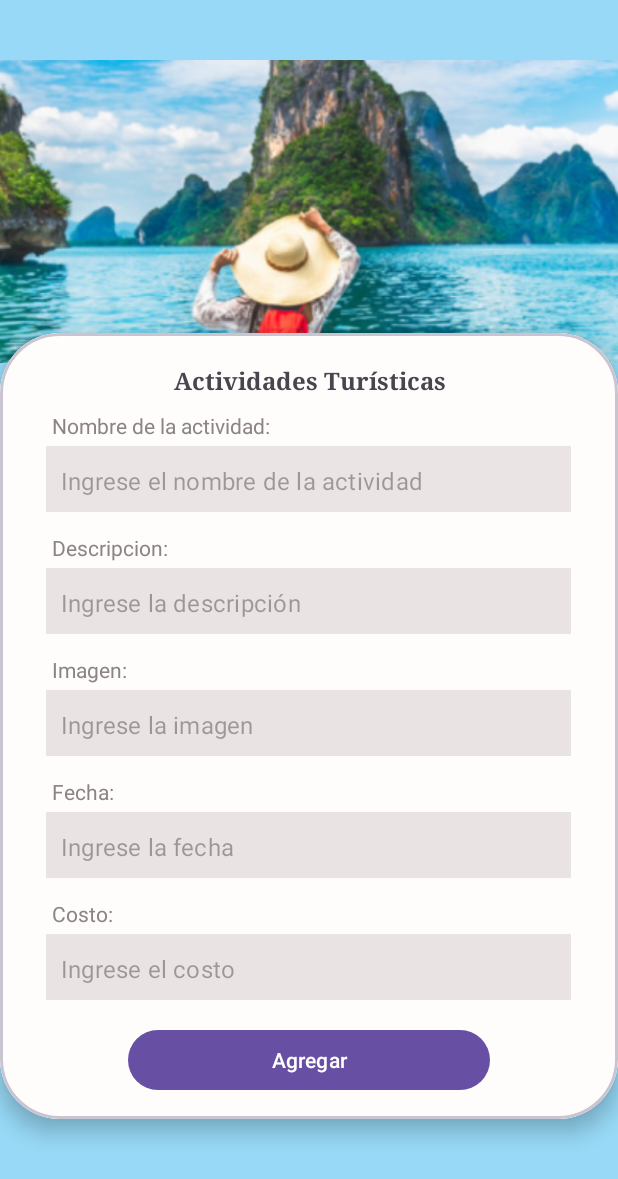
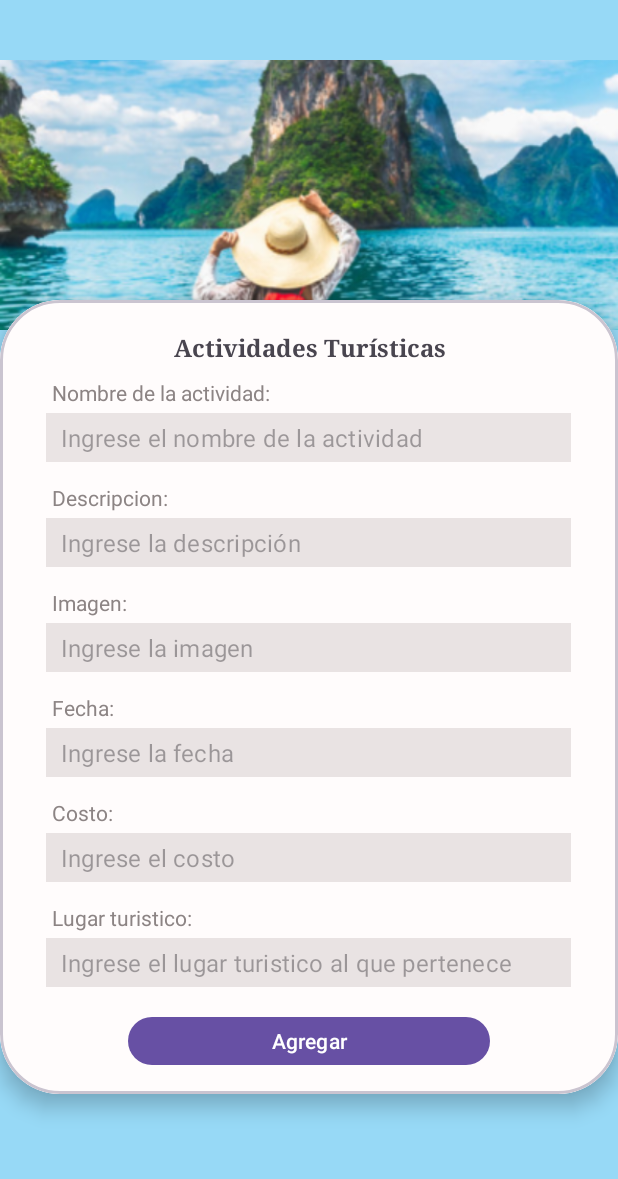
Before and after one commit to FeeerSalinas/Etapa2PDM, an Android app: the ActividadesTuristicas screen opened directly, with no data from a screen before it, on a phone screen of 412 x 824 dp. Shown: the top 1179 px of the screen. Run offline under Robolectric (Android 15) with nearby library versions, the phone set to English and light mode, and no system bars.

Commit message:
Funcionalidad agregar Actividad Turistica

```diff
--- a/app/src/main/java/com/example/pdmlugaresturisticos/ActividadesTuristicas.kt
+++ b/app/src/main/java/com/example/pdmlugaresturisticos/ActividadesTuristicas.kt
@@ -2,10 +2,80 @@ package com.example.pdmlugaresturisticos
 
 import androidx.appcompat.app.AppCompatActivity
 import android.os.Bundle
+import android.widget.Button
+import android.widget.EditText
+import android.widget.Toast
+import com.example.pdmlugaresturisticos.helper.DataBaseHelper
+import com.example.pdmlugaresturisticos.models.ActividadTuristica
 
 class ActividadesTuristicas : AppCompatActivity() {
+
+    private lateinit var txtNombreActividad: EditText
+    private lateinit var txtDescripcion: EditText
+    private lateinit var txtImagen: EditText
+    private lateinit var txtFecha: EditText
+    private lateinit var txtCosto: EditText
+    private lateinit var txtLugarTuristico: EditText
+    private lateinit var btnAgregar: Button
+
     override fun onCreate(savedInstanceState: Bundle?) {
         super.onCreate(savedInstanceState)
         setContentView(R.layout.activity_actividades_turisticas)
+
+        // Inicializar las vistas
+        txtNombreActividad = findViewById(R.id.txtNombreActividad)
+        txtDescripcion = findViewById(R.id.editText2)
+        txtImagen = findViewById(R.id.txtImagen)
+        txtFecha = findViewById(R.id.txtFecha)
+        txtCosto = findViewById(R.id.txtCosto)
+        txtLugarTuristico = findViewById(R.id.txtLugarTuristico)
+        btnAgregar = findViewById(R.id.btnAgregar)
+
+        btnAgregar.setOnClickListener {
+            agregarActividadTuristica()
     }
 }
+
+    private fun agregarActividadTuristica() {
+        val nombreActividad = txtNombreActividad.text.toString()
+        val descripcion = txtDescripcion.text.toString()
+        val imagen = txtImagen.text.toString()
+        val fecha = txtFecha.text.toString()
+        val costo = txtCosto.text.toString().toDoubleOrNull()
+        val idDestinoTuristico = txtLugarTuristico.text.toString().toIntOrNull()
+
+        if (nombreActividad.isNotEmpty() && descripcion.isNotEmpty() && imagen.isNotEmpty() &&
+            fecha.isNotEmpty() && costo != null && idDestinoTuristico != null) {
+
+            val actividad = ActividadTuristica(
+                nombre = nombreActividad,
+                descripcion = descripcion,
+                imagen = imagen,
+                fecha = fecha,
+                costo = costo,
+                idDestinoTuristico = idDestinoTuristico
+            )
+
+            val dbHelper = DataBaseHelper(this)
+            val id = dbHelper.insertActividadTuristica(actividad)
+
+            if (id != -1L) {
+                Toast.makeText(this, "Actividad Turística agregada exitosamente", Toast.LENGTH_SHORT).show()
+                clearFields()
+            } else {
+                Toast.makeText(this, "Error al agregar Actividad Turística", Toast.LENGTH_SHORT).show()
+            }
+        } else {
+            Toast.makeText(this, "Por favor, complete todos los campos", Toast.LENGTH_SHORT).show()
+        }
+    }
+
+    private fun clearFields() {
+        txtNombreActividad.text.clear()
+        txtDescripcion.text.clear()
+        txtImagen.text.clear()
+        txtFecha.text.clear()
+        txtCosto.text.clear()
+        txtLugarTuristico.text.clear()
+    }
+}
--- a/app/src/main/res/layout/activity_actividades_turisticas.xml
+++ b/app/src/main/res/layout/activity_actividades_turisticas.xml
@@ -11,7 +11,7 @@
     <ImageView
         android:id="@+id/portada"
         android:layout_width="match_parent"
-        android:layout_height="202dp"
+        android:layout_height="180dp"
         android:layout_centerHorizontal="true"
         android:layout_marginTop="40dp"
         android:scaleType="centerCrop"
@@ -71,8 +71,8 @@
                     android:layout_width="wrap_content"
                     android:layout_height="wrap_content"
                     android:fontFamily="sans-serif-thin"
+                    android:padding="4dp"
                     android:text="Nombre de la actividad:"
-                    android:padding="4dp"
                     android:textColor="#8C8484"
                     android:textStyle="bold" />
 
@@ -85,19 +85,19 @@
                     android:gravity="center_vertical"
                     android:hint="Ingrese el nombre de la actividad"
                     android:paddingStart="10dp"
-                    android:paddingLeft="12dp"
-                    android:paddingTop="12dp"
+                    android:paddingLeft="10dp"
+                    android:paddingTop="5dp"
                     android:paddingEnd="10dp"
                     android:paddingRight="10dp"
-                    android:paddingBottom="10dp" />
+                    android:paddingBottom="5dp" />
             </LinearLayout>
 
             <!-- Campo 2 -->
             <LinearLayout
                 android:layout_width="350dp"
                 android:layout_height="wrap_content"
+                android:layout_gravity="center"
                 android:layout_marginTop="10dp"
-                android:layout_gravity="center"
                 android:orientation="vertical">
 
                 <TextView
@@ -105,8 +105,8 @@
                     android:layout_width="wrap_content"
                     android:layout_height="wrap_content"
                     android:fontFamily="sans-serif-thin"
+                    android:padding="4dp"
                     android:text="Descripcion:"
-                    android:padding="4dp"
                     android:textColor="#8C8484"
                     android:textStyle="bold" />
 
@@ -119,25 +119,25 @@
                     android:gravity="center_vertical"
                     android:hint="Ingrese la descripción"
                     android:paddingStart="10dp"
-                    android:paddingLeft="12dp"
-                    android:paddingTop="12dp"
-                    android:paddingBottom="10dp" />
+                    android:paddingLeft="10dp"
+                    android:paddingTop="5dp"
+                    android:paddingBottom="5dp" />
             </LinearLayout>
 
             <!-- Campo 3 -->
             <LinearLayout
                 android:layout_width="350dp"
                 android:layout_height="wrap_content"
+                android:layout_gravity="center"
                 android:layout_marginTop="10dp"
-                android:layout_gravity="center"
                 android:orientation="vertical">
 
                 <TextView
                     android:layout_width="wrap_content"
                     android:layout_height="wrap_content"
                     android:fontFamily="sans-serif-thin"
+                    android:padding="4dp"
                     android:text="Imagen:"
-                    android:padding="4dp"
                     android:textColor="#8C8484"
                     android:textStyle="bold" />
 
@@ -150,27 +150,27 @@
                     android:gravity="center_vertical"
                     android:hint="Ingrese la imagen"
                     android:paddingStart="10dp"
-                    android:paddingLeft="12dp"
-                    android:paddingTop="12dp"
+                    android:paddingLeft="10dp"
+                    android:paddingTop="5dp"
                     android:paddingEnd="10dp"
                     android:paddingRight="10dp"
-                    android:paddingBottom="10dp" />
+                    android:paddingBottom="5dp" />
             </LinearLayout>
 
             <!-- Campo 4 -->
             <LinearLayout
                 android:layout_width="350dp"
                 android:layout_height="wrap_content"
+                android:layout_gravity="center"
                 android:layout_marginTop="10dp"
-                android:layout_gravity="center"
                 android:orientation="vertical">
 
                 <TextView
                     android:layout_width="wrap_content"
                     android:layout_height="wrap_content"
                     android:fontFamily="sans-serif-thin"
+                    android:padding="4dp"
                     android:text="Fecha:"
-                    android:padding="4dp"
                     android:textColor="#8C8484"
                     android:textStyle="bold" />
 
@@ -183,26 +183,26 @@
                     android:gravity="center_vertical"
                     android:hint="Ingrese la fecha"
                     android:paddingStart="10dp"
-                    android:paddingLeft="12dp"
-                    android:paddingTop="12dp"
+                    android:paddingLeft="10dp"
+                    android:paddingTop="5dp"
                     android:paddingEnd="10dp"
                     android:paddingRight="10dp"
-                    android:paddingBottom="10dp" />
+                    android:paddingBottom="5dp" />
             </LinearLayout>
             <!-- Campo 5 -->
             <LinearLayout
                 android:layout_width="350dp"
                 android:layout_height="wrap_content"
+                android:layout_gravity="center"
                 android:layout_marginTop="10dp"
-                android:layout_gravity="center"
                 android:orientation="vertical">
 
                 <TextView
                     android:layout_width="wrap_content"
                     android:layout_height="wrap_content"
                     android:fontFamily="sans-serif-thin"
+                    android:padding="4dp"
                     android:text="Costo:"
-                    android:padding="4dp"
                     android:textColor="#8C8484"
                     android:textStyle="bold" />
 
@@ -216,17 +216,50 @@
                     android:hint="Ingrese el costo"
 
                     android:paddingStart="10dp"
-                    android:paddingLeft="12dp"
-                    android:paddingTop="12dp"
+                    android:paddingLeft="10dp"
+                    android:paddingTop="5dp"
                     android:paddingEnd="10dp"
                     android:paddingRight="10dp"
-                    android:paddingBottom="10dp" />
+                    android:paddingBottom="5dp" />
+            </LinearLayout>
+
+            <LinearLayout
+                android:layout_width="350dp"
+                android:layout_height="wrap_content"
+                android:layout_gravity="center"
+                android:layout_marginTop="10dp"
+                android:orientation="vertical">
+
+                <TextView
+                    android:layout_width="wrap_content"
+                    android:layout_height="wrap_content"
+                    android:fontFamily="sans-serif-thin"
+                    android:padding="4dp"
+                    android:text="Lugar turistico:"
+                    android:textColor="#8C8484"
+                    android:textStyle="bold" />
+
+                <com.google.android.material.textfield.TextInputEditText
+                    android:id="@+id/txtLugarTuristico"
+                    style="@style/Widget.MaterialComponents.TextInputEditText.OutlinedBox"
+                    android:layout_width="match_parent"
+                    android:layout_height="wrap_content"
+                    android:background="#E9E3E3"
+                    android:gravity="center_vertical"
+                    android:hint="Ingrese el lugar turistico al que pertenece"
+
+                    android:paddingStart="10dp"
+                    android:paddingLeft="12dp"
+                    android:paddingTop="5dp"
+                    android:paddingEnd="10dp"
+                    android:paddingRight="10dp"
+                    android:paddingBottom="5dp" />
             </LinearLayout>
 
             <Button
                 android:id="@+id/btnAgregar"
                 android:layout_width="241dp"
-                android:layout_height="wrap_content"
+                android:layout_height="40dp"
                 android:layout_gravity="center_horizontal"
                 android:layout_marginTop="16dp"
                 android:text="Agregar" />
```
Also changed, not shown: app/src/main/java/com/example/pdmlugaresturisticos/MainActivity.kt (+24 -0 lines), app/src/main/java/com/example/pdmlugaresturisticos/helper/DataBaseHelper.kt (added, +108 -0 lines), app/src/main/java/com/example/pdmlugaresturisticos/models/ActividadTuristica.kt (added, +11 -0 lines), app/src/main/java/com/example/pdmlugaresturisticos/models/DestinoTuristico.kt (added, +8 -0 lines).
